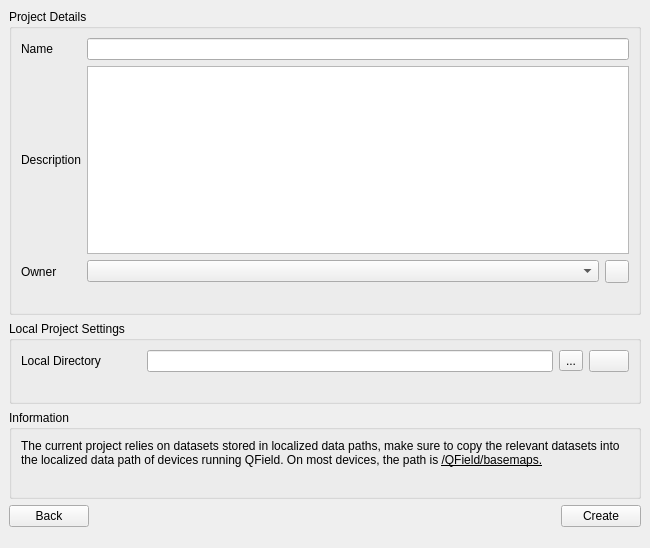
This is qfieldsync/ui/cloud_create_project_widget.ui in opengisch/qfieldsync as Qt 5 draws it before an edit. The edited form follows.
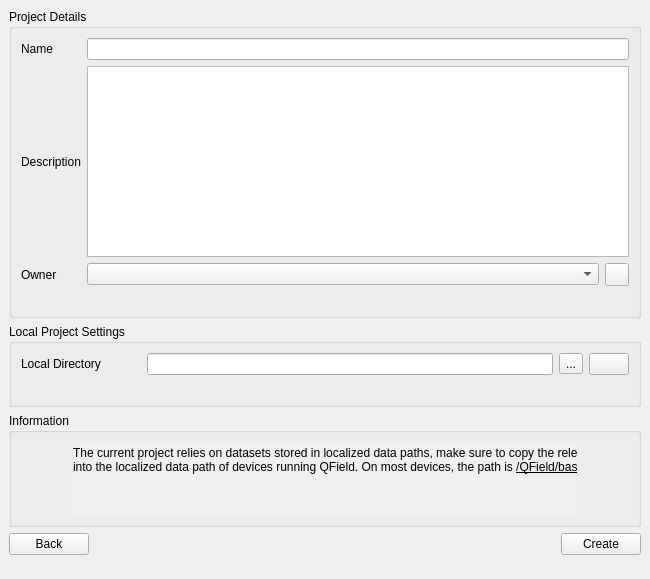
This is the edited form. The open tabs and pages were chosen to show the change. Icons and pictures are not drawn.

Commit message: Add a scrollbar when there are too many localized datasets

```diff
--- a/qfieldsync/ui/cloud_create_project_widget.ui
+++ b/qfieldsync/ui/cloud_create_project_widget.ui
@@ -7,7 +7,7 @@
     <x>0</x>
     <y>0</y>
     <width>650</width>
-    <height>548</height>
+    <height>579</height>
    </rect>
   </property>
   <property name="windowTitle">
@@ -304,36 +304,76 @@
           <string>Information</string>
          </property>
          <layout class="QGridLayout" name="gridLayout_8">
-          <item row="0" column="0">
-           <widget class="QLabel" name="infoLocalizedPresentLabel">
+          <item row="2" column="0">
+           <widget class="QScrollArea" name="scrollArea">
             <property name="sizePolicy">
-             <sizepolicy hsizetype="Preferred" vsizetype="Minimum">
+             <sizepolicy hsizetype="Fixed" vsizetype="Expanding">
               <horstretch>0</horstretch>
               <verstretch>0</verstretch>
              </sizepolicy>
             </property>
-            <property name="text">
-             <string>The current project relies on datasets stored in localized data paths, make sure to copy the relevant datasets into the localized data path of devices running QField. On most devices, the path is &lt;u&gt;/QField/basemaps.&lt;/u&gt;</string>
+            <property name="maximumSize">
+             <size>
+              <width>16777215</width>
+              <height>200</height>
+             </size>
             </property>
-            <property name="wordWrap">
-             <bool>true</bool>
+            <property name="frameShape">
+             <enum>QFrame::NoFrame</enum>
             </property>
-           </widget>
-          </item>
-          <item row="1" column="0">
-           <widget class="QLabel" name="infoLocalizedLayersLabel">
-            <property name="sizePolicy">
-             <sizepolicy hsizetype="Preferred" vsizetype="Minimum">
-              <horstretch>0</horstretch>
-              <verstretch>0</verstretch>
-             </sizepolicy>
+            <property name="frameShadow">
+             <enum>QFrame::Plain</enum>
             </property>
-            <property name="text">
-             <string/>
+            <property name="horizontalScrollBarPolicy">
+             <enum>Qt::ScrollBarAlwaysOff</enum>
             </property>
-            <property name="wordWrap">
-             <bool>true</bool>
-            </property>
+            <widget class="QWidget" name="scrollAreaWidgetContents">
+             <property name="geometry">
+              <rect>
+               <x>0</x>
+               <y>0</y>
+               <width>594</width>
+               <height>73</height>
+              </rect>
+             </property>
+             <layout class="QVBoxLayout" name="verticalLayout_7">
+              <property name="spacing">
+               <number>0</number>
+              </property>
+              <property name="leftMargin">
+               <number>0</number>
+              </property>
+              <property name="topMargin">
+               <number>0</number>
+              </property>
+              <property name="rightMargin">
+               <number>0</number>
+              </property>
+              <property name="bottomMargin">
+               <number>0</number>
+              </property>
+              <item>
+               <widget class="QLabel" name="infoLocalizedPresentLabel">
+                <property name="text">
+                 <string>The current project relies on datasets stored in localized data paths, make sure to copy the relevant datasets into the localized data path of devices running QField. On most devices, the path is &lt;u&gt;/QField/basemaps.&lt;/u&gt;</string>
+                </property>
+                <property name="wordWrap">
+                 <bool>true</bool>
+                </property>
+               </widget>
+              </item>
+              <item>
+               <widget class="QLabel" name="infoLocalizedLayersLabel">
+                <property name="text">
+                 <string/>
+                </property>
+                <property name="wordWrap">
+                 <bool>true</bool>
+                </property>
+               </widget>
+              </item>
+             </layout>
+            </widget>
            </widget>
           </item>
          </layout>
```
